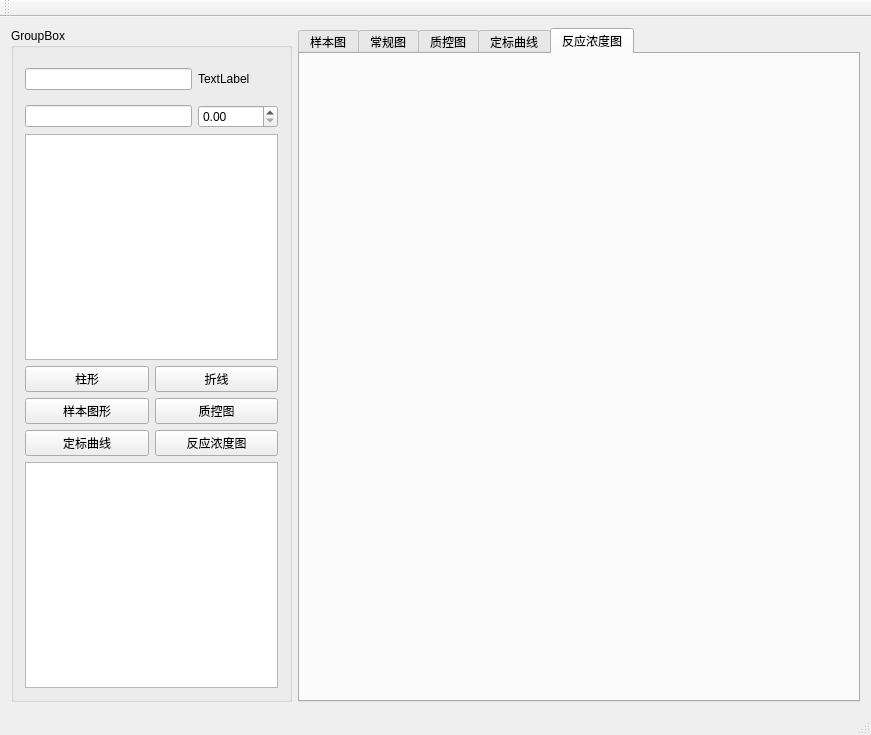
Qt form QtGuiApplication3/QtGuiApplication3/QtGuiApplication3.ui (FlowWaterMe/myplot) before a commit.
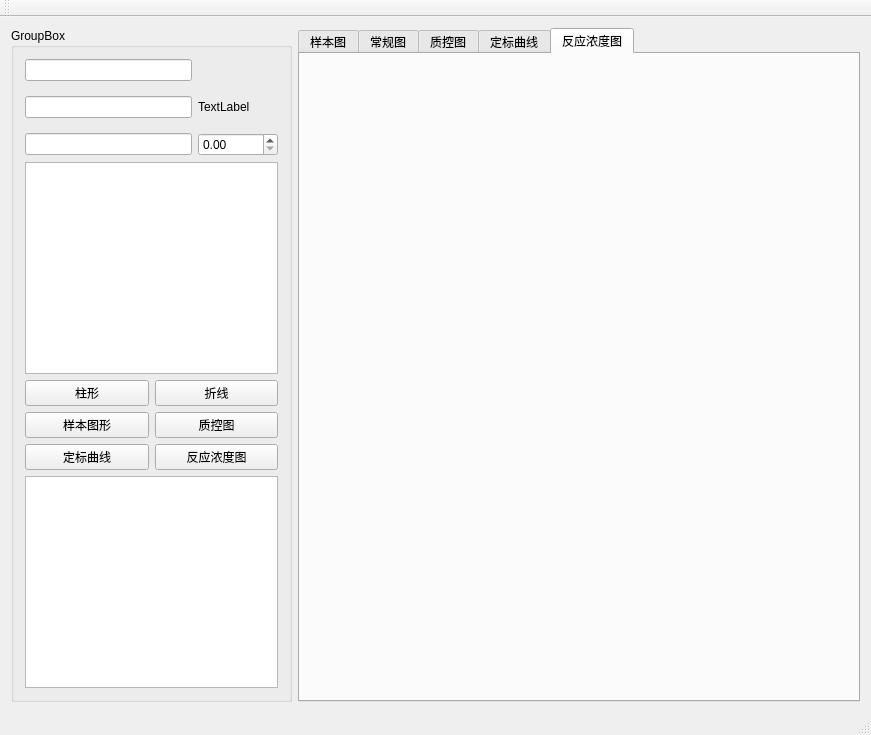
The same form after that commit. Custom widgets are drawn as their Qt base class.

Diff of the .ui file:
```diff
--- a/QtGuiApplication3/QtGuiApplication3/QtGuiApplication3.ui
+++ b/QtGuiApplication3/QtGuiApplication3/QtGuiApplication3.ui
@@ -23,30 +23,7 @@
          <string>GroupBox</string>
         </property>
         <layout class="QGridLayout" name="gridLayout_6">
-         <item row="0" column="1">
-          <widget class="CMySlideSwitch" name="label">
-           <property name="minimumSize">
-            <size>
-             <width>80</width>
-             <height>40</height>
-            </size>
-           </property>
-           <property name="text">
-            <string>TextLabel</string>
-           </property>
-          </widget>
-         </item>
-         <item row="0" column="0">
-          <widget class="CMyLineEdit" name="lineEdit">
-           <property name="text">
-            <string/>
-           </property>
-          </widget>
-         </item>
-         <item row="2" column="0" colspan="2">
-          <widget class="QTableWidget" name="tableWidget"/>
-         </item>
-         <item row="3" column="0" colspan="2">
+         <item row="4" column="0" colspan="2">
           <layout class="QGridLayout" name="gridLayout_5">
            <item row="0" column="0">
             <widget class="QPushButton" name="pushButton_zhuxing">
@@ -107,18 +84,44 @@
            </item>
           </layout>
          </item>
-         <item row="4" column="0" colspan="2">
+         <item row="2" column="0">
+          <widget class="QLineEdit" name="lineEdit_2"/>
+         </item>
+         <item row="2" column="1">
+          <widget class="QDoubleSpinBox" name="doubleSpinBox"/>
+         </item>
+         <item row="5" column="0" colspan="2">
           <widget class="QTextEdit" name="textEdit">
            <property name="cursorWidth">
             <number>5</number>
            </property>
           </widget>
          </item>
-         <item row="1" column="0">
-          <widget class="QLineEdit" name="lineEdit_2"/>
-         </item>
          <item row="1" column="1">
-          <widget class="QDoubleSpinBox" name="doubleSpinBox"/>
+          <widget class="CMySlideSwitch" name="label">
+           <property name="minimumSize">
+            <size>
+             <width>80</width>
+             <height>40</height>
+            </size>
+           </property>
+           <property name="text">
+            <string>TextLabel</string>
+           </property>
+          </widget>
+         </item>
+         <item row="1" column="0">
+          <widget class="CMyLineEdit" name="lineEdit">
+           <property name="text">
+            <string/>
+           </property>
+          </widget>
+         </item>
+         <item row="3" column="0" colspan="2">
+          <widget class="QTableWidget" name="tableWidget"/>
+         </item>
+         <item row="0" column="0">
+          <widget class="QLineEdit" name="lineEdit_3"/>
          </item>
         </layout>
        </widget>
```
